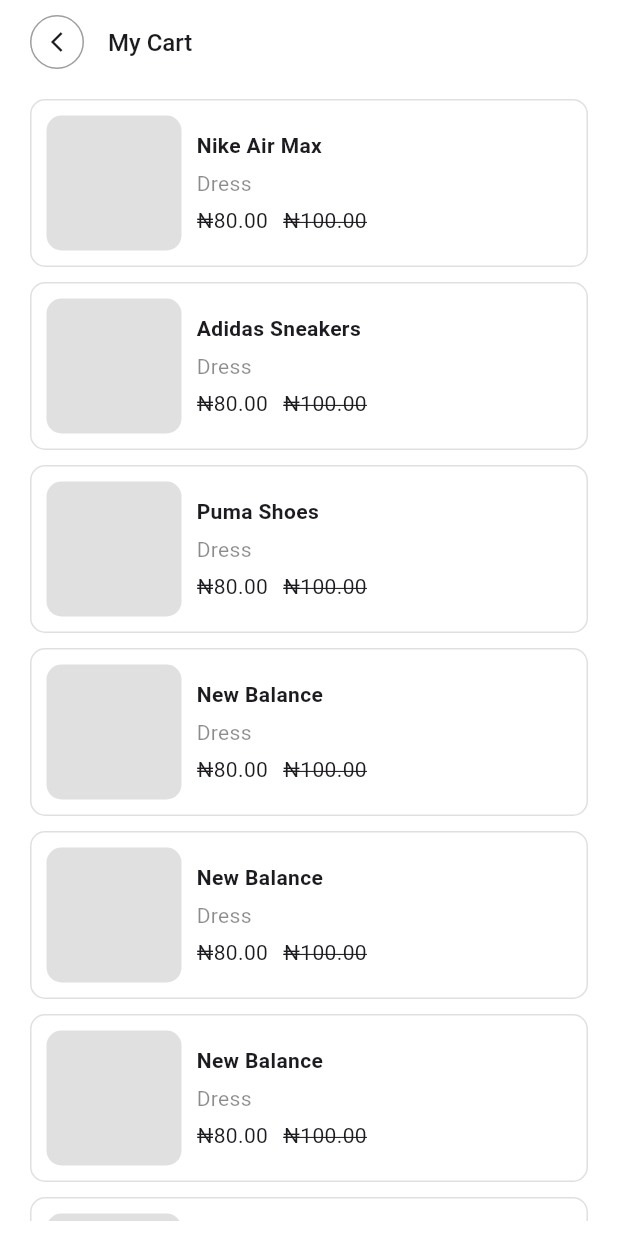
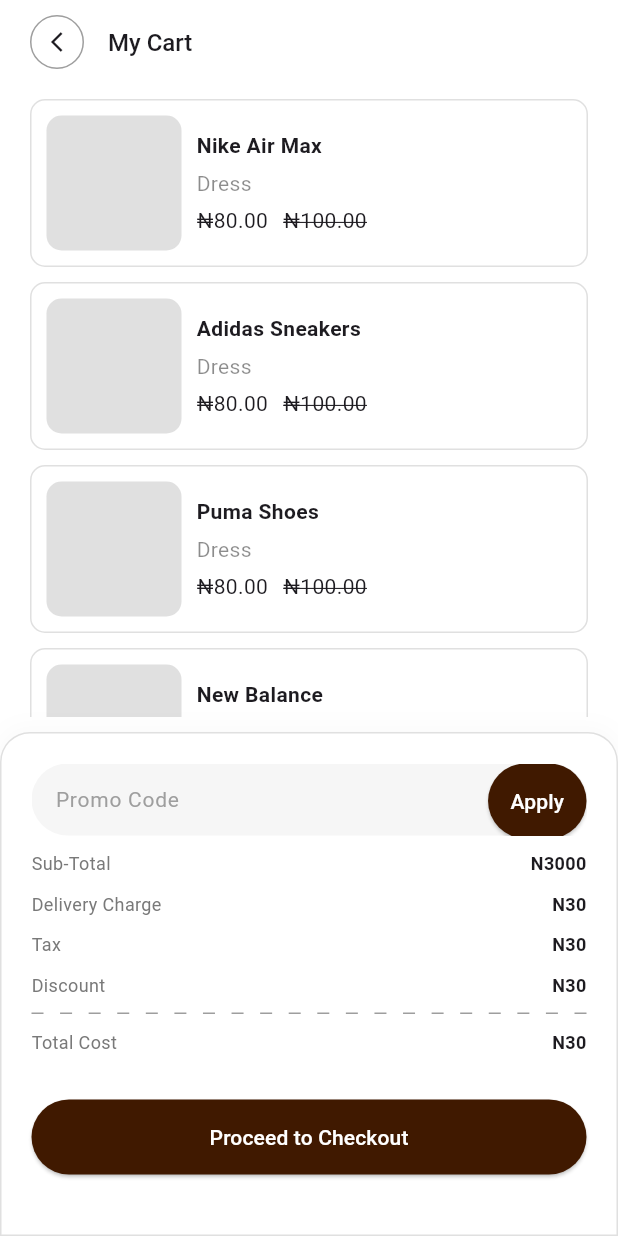
Before and after one commit to Nelson-Chinedu/daza_store, a Flutter app: the CartView screen opened directly, on a phone screen of 412 x 824 dp. Run offline on Flutter 3.47's test engine with Material 3 defaults, Android fonts, the phone set to English and light mode, and no system bars; drawn by our look-alikes of flutter_slidable; our stand-ins replace carousel_slider, get_it, intl_phone_number_input, lottie, pin_input_text_field, smooth_page_indicator and 2 more.

Commit message:
feat: proceed to checkout

```diff
--- a/lib/features/dashboard/cart/cart_view.dart
+++ b/lib/features/dashboard/cart/cart_view.dart
@@ -37,22 +37,26 @@
             ),
             backgroundColor: Colors.white,
           ),
-
           body: SafeArea(
+            bottom: false,
+            child: Column(
+              children: [
+                Expanded(
                   child: Padding(
-              padding: const EdgeInsets.symmetric(horizontal: 20, vertical: 10),
+                    padding: const EdgeInsets.symmetric(
+                      horizontal: 20,
+                      vertical: 10,
+                    ),
                     child: SlidableAutoCloseBehavior(
                       child: SlidableAutoCloseBehavior(
                         child: ListView.builder(
                           itemCount: model.items.length,
                           itemBuilder: (context, index) {
                             final item = model.items[index];
-
                             return Padding(
                               padding: const EdgeInsets.only(bottom: 10.0),
                               child: Slidable(
                                 key: ValueKey(item),
-
                                 endActionPane: ActionPane(
                                   motion: const BehindMotion(),
                                   extentRatio: 0.22,
@@ -79,7 +83,8 @@
                                 child: Builder(
                                   builder: (context) {
                                     return GestureDetector(
-                                onTap: () => Slidable.of(context)?.close(),
+                                      onTap: () =>
+                                          Slidable.of(context)?.close(),
                                       child: Column(
                                         children: [cartItem(itemName: item)],
                                       ),
@@ -92,6 +97,95 @@
                         ),
                       ),
                     ),
+                  ),
+                ),
+                Container(
+                  padding: EdgeInsets.all(20),
+                  width: double.infinity,
+                  // height: 300,
+                  decoration: BoxDecoration(
+                    color: Colors.white,
+                    borderRadius: BorderRadius.only(
+                      topLeft: Radius.circular(20),
+                      topRight: Radius.circular(20),
+                    ),
+                    border: BoxBorder.all(color: BrandColors.lightGrey),
+                    boxShadow: [
+                      BoxShadow(
+                        color: Colors.black.withValues(alpha: 0.02),
+                        blurRadius: 12,
+                        spreadRadius: 2,
+                        offset: const Offset(
+                          0,
+                          -2,
+                        ), // Shadow above the container
+                      ),
+                    ],
+                  ),
+                  child: Column(
+                    spacing: 10,
+                    children: [
+                      Stack(
+                        children: [
+                          TextField(
+                            keyboardType: TextInputType.text,
+                            decoration: InputDecoration(
+                              filled: true,
+                              fillColor: BrandColors.lighterGrey,
+                              border: OutlineInputBorder(
+                                borderRadius: BorderRadius.circular(100),
+                                borderSide: BorderSide.none,
+                              ),
+                              contentPadding: EdgeInsets.all(12),
+                              hintText: 'Promo Code',
+                              hintStyle: TextStyle(
+                                fontSize: 14,
+                                color: Colors.grey,
+                              ),
+                            ),
+                          ),
+                          Positioned(
+                            right: 0,
+                            top: 0,
+                            child: Container(
+                              padding: const EdgeInsets.symmetric(
+                                horizontal: 0,
+                                vertical: 0,
+                              ),
+                              child: Button(label: 'Apply', onPressed: () {}),
+                            ),
+                          ),
+                        ],
+                      ),
+                      rowItems(title: 'Sub-Total', amount: 'N3000'),
+                      rowItems(title: 'Delivery Charge', amount: 'N30'),
+                      rowItems(title: 'Tax', amount: 'N30'),
+                      rowItems(title: 'Discount', amount: 'N30'),
+                      Row(
+                        mainAxisAlignment: MainAxisAlignment.spaceBetween,
+                        children: List.generate(
+                          20,
+                          (index) => Container(
+                            width: 8,
+                            height: 1,
+                            color: Colors.grey,
+                          ),
+                        ),
+                      ),
+                      rowItems(title: 'Total Cost', amount: 'N30'),
+                      const SizedBox(height: 10),
+                      SizedBox(
+                        width: double.infinity,
+                        child: Button(
+                          label: 'Proceed to Checkout',
+                          onPressed: () {},
+                        ),
+                      ),
+                      const SizedBox(height: 10),
+                    ],
+                  ),
+                ),
+              ],
             ),
           ),
         );
@@ -141,6 +235,19 @@
           ),
         ],
       ),
+    );
+  }
+
+  Widget rowItems({required String title, required String amount}) {
+    return Row(
+      mainAxisAlignment: MainAxisAlignment.spaceBetween,
+      children: [
+        Text(title, style: TextStyle(color: BrandColors.grey, fontSize: 12)),
+        Text(
+          amount,
+          style: TextStyle(fontSize: 12, fontWeight: FontWeight.w600),
+        ),
+      ],
     );
   }
 
```
Lines whose indentation alone changed are shown as unchanged.
